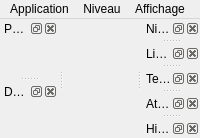
This is Source/Elements/UI/MainWindow.ui in azertval/ProjectGaming as Qt 5 draws it before an edit. The edited form follows.
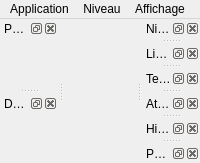
This is the edited form.

Commit message: feat(hmi): palette de projet persistee de l'atelier pixel art (LOT-54 TACHE-07)

```diff
--- a/Source/Elements/UI/MainWindow.ui
+++ b/Source/Elements/UI/MainWindow.ui
@@ -67,6 +67,11 @@
    <attribute name="dockWidgetArea"><number>2</number></attribute>
    <widget class="QWidget" name="pixelHistoryContents"/>
   </widget>
+  <widget class="QDockWidget" name="PixelPalettePanel">
+   <property name="windowTitle"><string>Palette</string></property>
+   <attribute name="dockWidgetArea"><number>2</number></attribute>
+   <widget class="QWidget" name="pixelPaletteContents"/>
+  </widget>
   <action name="actMainMenu"><property name="text"><string>Menu principal</string></property></action>
   <action name="actQuit"><property name="text"><string>Quitter</string></property></action>
   <action name="actResize"><property name="text"><string>Redimensionner…</string></property></action>
```
The commit also changes 20 other files.
